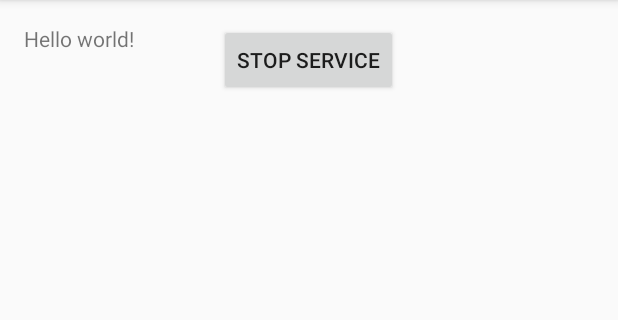
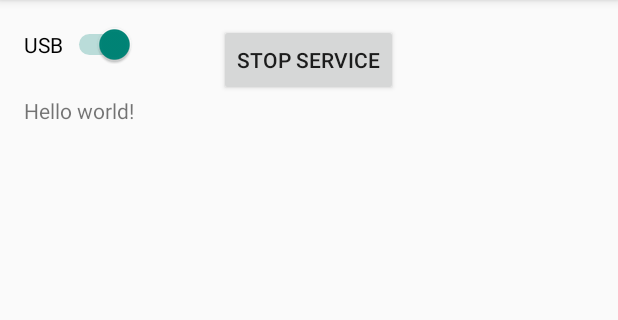
Before and after one commit to esmanchik/androbot, an Android app: the screen it shows after launch (MainActivity), after a tap on "START SERVICE", on a phone screen of 412 x 824 dp, the part 84-404 px from its top. Run offline under Robolectric (Android 15) with nearby library versions, the phone set to English and light mode, and no system bars.

Commit message:
Added USB/Bluetooth toggle

```diff
--- a/HttpUart/app/src/main/java/com/httpuart/MainActivity.java
+++ b/HttpUart/app/src/main/java/com/httpuart/MainActivity.java
@@ -7,6 +7,7 @@ import android.view.Menu;
 import android.view.MenuItem;
 import android.view.View;
 import android.widget.Button;
+import android.widget.Switch;
 
 
 public class MainActivity extends ActionBarActivity {
@@ -41,8 +42,9 @@ public class MainActivity extends ActionBarActivity {
 
     public void onStartServiceClick(View v) {
         Button button = (Button)findViewById(R.id.startServiceButton);
+        Switch usbSwitch = (Switch)findViewById(R.id.usbSwitch);
         Intent intent = new Intent(this, ConnectionService.class);
-        intent.putExtra("UART", "USB");
+        intent.putExtra("UART", usbSwitch.isChecked() ? "USB" : "Bluetooth");
         if (button.getText().toString().startsWith("Start")) {
             startService(intent);
             button.setText("Stop Service");
--- a/HttpUart/app/src/main/res/layout/activity_main.xml
+++ b/HttpUart/app/src/main/res/layout/activity_main.xml
@@ -7,16 +7,29 @@
 
     <TextView android:text="@string/hello_world" android:layout_width="wrap_content"
         android:layout_height="wrap_content"
-        android:id="@+id/textView" />
+        android:id="@+id/textView"
+        android:layout_below="@+id/startServiceButton"
+        android:layout_alignParentLeft="true"
+        android:layout_alignParentStart="true" />
 
     <Button
         android:layout_width="wrap_content"
         android:layout_height="wrap_content"
         android:text="Start Service"
         android:id="@+id/startServiceButton"
-        android:layout_alignTop="@+id/textView"
-        android:layout_centerHorizontal="true"
         android:onClick="onStartServiceClick"
-        android:nestedScrollingEnabled="true" />
+        android:nestedScrollingEnabled="true"
+        android:layout_alignParentTop="true"
+        android:layout_centerHorizontal="true" />
+
+    <Switch
+        android:layout_width="wrap_content"
+        android:layout_height="wrap_content"
+        android:text="USB"
+        android:id="@+id/usbSwitch"
+        android:checked="true"
+        android:layout_alignTop="@+id/startServiceButton"
+        android:layout_alignParentLeft="true"
+        android:layout_alignParentStart="true" />
 
 </RelativeLayout>
```
Also changed, not shown: 6 other files.
